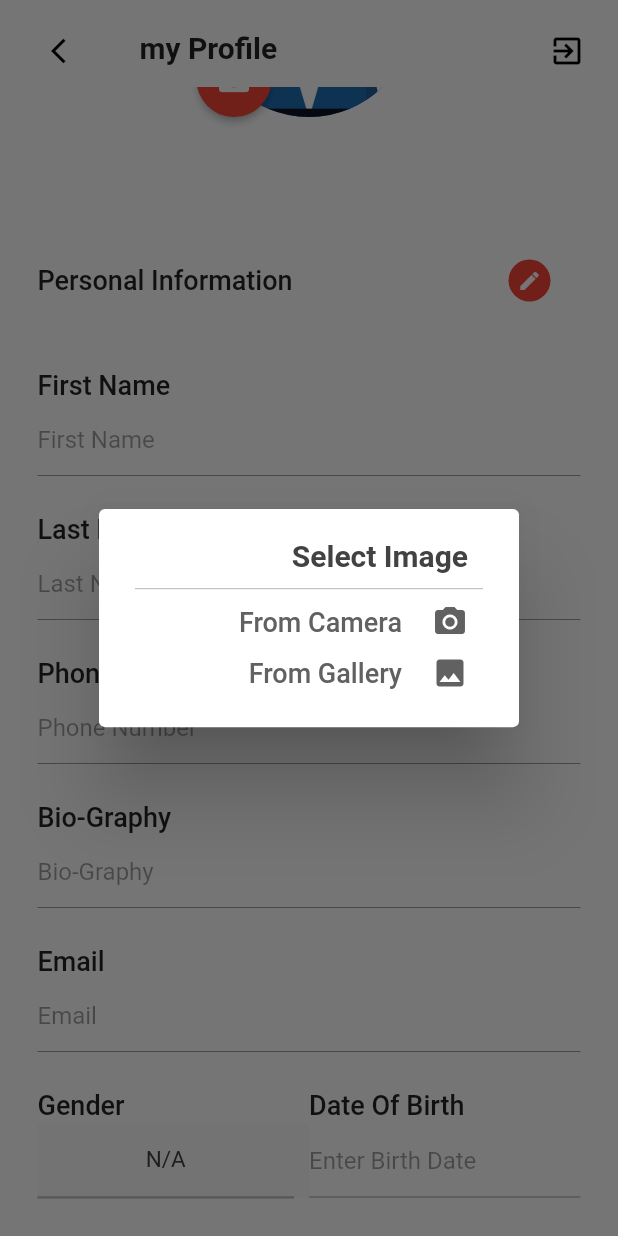
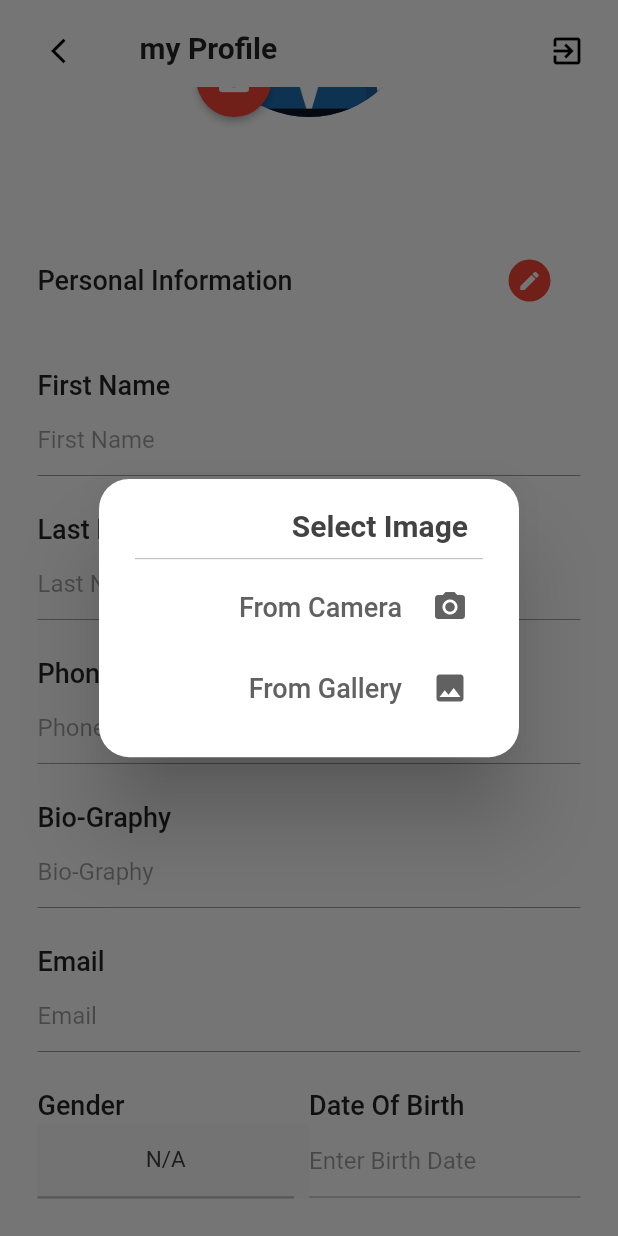
Before and after one commit to sinaziaee/LocatioBooker, a Flutter app: the PersonalInformation screen opened by its route, scrolled down 140 dp, after a tap on the "camera alt" icon, on a phone screen of 412 x 824 dp. Run offline on Flutter 3.47's test engine with Material 2 defaults, Android fonts, the phone set to English and light mode, and no system bars; our stand-ins replace awesome_dialog, csc_picker, dio, dotted_border, file_picker, flutter_map and 7 more; missing offline and left inert: flutter_absolute_path, image_picker_for_web, multi_image_picker, shared_preferences_web; accounts and stored records are empty; network calls fail.

Commit message:
fixed a few bugs in hosting, added navigator.pop in hosting screens

```diff
--- /dev/null
+++ b/lib/components/select_image_item.dart
@@ -0,0 +1,39 @@
+import 'package:flutter/cupertino.dart';
+import 'package:flutter/material.dart';
+
+import '../constants.dart';
+
+class SelectImageItem extends StatelessWidget {
+
+  final String text;
+  final IconData iconData;
+
+  SelectImageItem({this.text, this.iconData});
+
+  @override
+  Widget build(BuildContext context) {
+    return Container(
+      margin: EdgeInsets.only(right: 10, top: 10, bottom: 10),
+      decoration: BoxDecoration(
+        borderRadius: BorderRadius.circular(10),
+      ),
+      child: Row(
+        mainAxisAlignment: MainAxisAlignment.end,
+        children: [
+          Text(
+            '$text‌',
+            textDirection: TextDirection.rtl,
+            style: kBodyTextStyle.copyWith(color: Colors.grey[700]),
+          ),
+          SizedBox(
+            width: 20,
+          ),
+          Icon(
+            iconData,
+            color: Colors.grey[700],
+          ),
+        ],
+      ),
+    );
+  }
+}
--- a/lib/screens/home/components/home_item.dart
+++ b/lib/screens/home/components/home_item.dart
@@ -24,8 +24,8 @@ class HomePlaceItem extends StatelessWidget {
           onTapped(context, user, searchModel.villaId);
         },
         child: Container(
-          width: 220,
-          height: 220,
+          width: 260,
+          height: 250,
           margin: EdgeInsets.only(
             left: 20,
             right: 5,
--- a/lib/screens/hosting/00_hosing_screen.dart
+++ b/lib/screens/hosting/00_hosing_screen.dart
@@ -32,7 +32,7 @@ class _HostingScreenState extends State<HostingScreen> {
     // user.printUser();
     return Scaffold(
       backgroundColor: Colors.white,
-      appBar: StaticMethods.myAppBar('Hosting Screen', context),
+      appBar: StaticMethods.myAppBar('Hosting Screen', context, widget.user),
       body: SingleChildScrollView(
         child: Column(
           children: [
--- a/lib/screens/hosting/01_resort_type_screen.dart
+++ b/lib/screens/hosting/01_resort_type_screen.dart
@@ -24,7 +24,7 @@ class _ResortTypeScreenState extends State<ResortTypeScreen> {
   Widget build(BuildContext context) {
     size = MediaQuery.of(context).size;
     return Scaffold(
-      appBar: StaticMethods.myAppBar('Resort Type Screen', context),
+      appBar: StaticMethods.myAppBar('Resort Type Screen', context, widget.user),
       body: SingleChildScrollView(
         child: Column(
           children: [
--- a/lib/screens/hosting/02_resort_description_screen.dart
+++ b/lib/screens/hosting/02_resort_description_screen.dart
@@ -52,7 +52,7 @@ class _ResortDescriptionScreenState extends State<ResortDescriptionScreen> {
     node = FocusScope.of(context);
 
     return Scaffold(
-      appBar: StaticMethods.myAppBar('Resort Description Screen', context),
+      appBar: StaticMethods.myAppBar('Resort Description Screen', context, widget.user),
       body: SingleChildScrollView(
         child: Column(
           children: [
--- a/lib/screens/hosting/03_identification_screen.dart
+++ b/lib/screens/hosting/03_identification_screen.dart
@@ -37,7 +37,7 @@ class _ResortIdentificationScreenState
   Widget build(BuildContext context) {
     size = MediaQuery.of(context).size;
     return Scaffold(
-      appBar: StaticMethods.myAppBar('Resort Description Screen', context),
+      appBar: StaticMethods.myAppBar('Resort Description Screen', context, widget.user),
       body: SingleChildScrollView(
         child: Column(
           children: [
--- a/lib/screens/hosting/04_facilitation_screen.dart
+++ b/lib/screens/hosting/04_facilitation_screen.dart
@@ -57,7 +57,7 @@ class _FacilitationScreenState extends State<FacilitationScreen> {
   Widget build(BuildContext context) {
     size = MediaQuery.of(context).size;
     return Scaffold(
-      appBar: StaticMethods.myAppBar('Facilitation Screen', context),
+      appBar: StaticMethods.myAppBar('Facilitation Screen', context, widget.user),
       body: SingleChildScrollView(
         child: Column(
           children: [
--- a/lib/screens/hosting/05_place_address_screen.dart
+++ b/lib/screens/hosting/05_place_address_screen.dart
@@ -55,7 +55,7 @@ class _PlaceAddressScreenState extends State<PlaceAddressScreen> {
     size = MediaQuery.of(context).size;
     node = FocusScope.of(context);
     return Scaffold(
-      appBar: StaticMethods.myAppBar('Location Screen', context),
+      appBar: StaticMethods.myAppBar('Location Screen', context, widget.user),
       body: SingleChildScrollView(
         child: Column(
           crossAxisAlignment: CrossAxisAlignment.start,
--- a/lib/screens/hosting/07_identity_screen.dart
+++ b/lib/screens/hosting/07_identity_screen.dart
@@ -59,7 +59,7 @@ class _IdentityScreenState extends State<IdentityScreen> {
     size = MediaQuery.of(context).size;
     print(widget.imageIds);
     return Scaffold(
-      appBar: StaticMethods.myAppBar('Identity Screen', context),
+      appBar: StaticMethods.myAppBar('Identity Screen', context, widget.user),
       body: ModalProgressHUD(
         inAsyncCall: showSpinner,
         progressIndicator: kMyProgressIndicator,
@@ -247,6 +247,7 @@ class _IdentityScreenState extends State<IdentityScreen> {
           method: 'POST',
           headers: {
             HttpHeaders.authorizationHeader: widget.user.token,
+            // HttpHeaders.authorizationHeader: 'Token bab330f8321c61a9ba457fab4efc1b223c3f8731',
           },
           responseType: ResponseType.json // or ResponseType.JSON
           ),
@@ -296,6 +297,7 @@ class _IdentityScreenState extends State<IdentityScreen> {
           method: 'POST',
           headers: {
             HttpHeaders.authorizationHeader: widget.user.token,
+            // HttpHeaders.authorizationHeader: 'Token bab330f8321c61a9ba457fab4efc1b223c3f8731',
           },
           responseType: ResponseType.json // or ResponseType.JSON
           ),
@@ -393,6 +395,7 @@ class _IdentityScreenState extends State<IdentityScreen> {
         body: convert.jsonEncode(map),
         headers: {
           HttpHeaders.authorizationHeader: widget.user.token,
+          // HttpHeaders.authorizationHeader: 'Token bab330f8321c61a9ba457fab4efc1b223c3f8731',
           "Accept": "application/json",
           "content-type": "application/json",
         },
--- a/lib/screens/profile/personal_information_screen.dart
+++ b/lib/screens/profile/personal_information_screen.dart
@@ -19,7 +19,7 @@ import '../../static_methods.dart';
 import 'package:http/http.dart' as http;
 import 'dart:convert' as convert;
 import 'components/gender_alert.dart';
-
+import '../../components/select_image_item.dart';
 
 class PersonalInformation extends StatefulWidget {
   static String id = 'personal_page';
@@ -522,12 +522,72 @@ class _PersonalInformationState extends State<PersonalInformation> {
   }
 
   void onImageSelectPressed() {
-    showDialog(
-      context: context,
-      builder: (BuildContext context) {
-        return StaticMethods.myAlertDialog(selectFromCamera, selectFromGallery);
-      },
-    );
+    print('heeeeee');
+    // showDialog(
+    //   context: context,
+    //   builder: (BuildContext context) {
+    //     return StaticMethods.myAlertDialog(selectFromCamera, selectFromGallery);
+    //   },
+    // );
+    showDialog(context: context, builder: (BuildContext context){
+      return AlertDialog(
+        shape: RoundedRectangleBorder(
+          borderRadius: BorderRadius.circular(20),
+        ),
+        content: Column(
+          mainAxisSize: MainAxisSize.min,
+          children: [
+            Padding(
+              padding: EdgeInsets.only(right: 10),
+              child: Row(
+                mainAxisAlignment: MainAxisAlignment.end,
+                children: [
+                  Text(
+                    'Select Image',
+                    textDirection: TextDirection.rtl,
+                    style: kHeaderTextStyle.copyWith(color: Colors.grey[800]),
+                  ),
+                ],
+              ),
+            ),
+            SizedBox(
+              height: 10,
+            ),
+            Container(
+              height: 0.5,
+              width: double.infinity,
+              color: Colors.grey,
+            ),
+            SizedBox(
+              height: 10,
+            ),
+            InkWell(
+              onTap: () {
+                selectFromCamera();
+              },
+              borderRadius: BorderRadius.circular(10),
+              child: SelectImageItem(
+                text: 'From Camera',
+                iconData: Icons.camera_alt,
+              ),
+            ),
+            SizedBox(
+              height: 10,
+            ),
+            InkWell(
+              borderRadius: BorderRadius.circular(10),
+              onTap: () {
+                selectFromGallery();
+              },
+              child: SelectImageItem(
+                text: 'From Gallery',
+                iconData: Icons.insert_photo,
+              ),
+            ),
+          ],
+        ),
+      );
+    });
   }
 
   void onGenderDialogPressed() {
--- a/lib/static_methods.dart
+++ b/lib/static_methods.dart
@@ -7,6 +7,9 @@ import 'package:shared_preferences/shared_preferences.dart';
 import 'package:http/http.dart' as http;
 import 'dart:convert' as convert;
 import 'models/user.dart';
+import 'components/select_image_item.dart';
+import 'screens/home/home_screen.dart';
+import 'screens/hosting/00_hosing_screen.dart';
 
 class StaticMethods {
   static Future<void> saveToPreferences(User user) async {
@@ -149,6 +152,9 @@ class StaticMethods {
   static AlertDialog myAlertDialog(
       Function selectFromCamera, Function selectFromGallery) {
     return AlertDialog(
+      shape: RoundedRectangleBorder(
+        borderRadius: BorderRadius.circular(20),
+      ),
       content: Column(
         mainAxisSize: MainAxisSize.min,
         children: [
@@ -180,53 +186,23 @@ class StaticMethods {
             onTap: () {
               selectFromCamera();
             },
-            child: Padding(
-              padding: EdgeInsets.only(right: 10),
-              child: Row(
-                mainAxisAlignment: MainAxisAlignment.end,
-                children: [
-                  Text(
-                    'From Camera‌',
-                    textDirection: TextDirection.rtl,
-                    style: kBodyTextStyle.copyWith(color: Colors.grey[700]),
-                  ),
-                  SizedBox(
-                    width: 20,
-                  ),
-                  Icon(
-                    Icons.camera_alt,
-                    color: Colors.grey[700],
-                  ),
-                ],
-              ),
+            borderRadius: BorderRadius.circular(10),
+            child: SelectImageItem(
+              text: 'From Camera',
+              iconData: Icons.camera_alt,
             ),
           ),
           SizedBox(
             height: 10,
           ),
           InkWell(
+            borderRadius: BorderRadius.circular(10),
             onTap: () {
               selectFromGallery();
             },
-            child: Padding(
-              padding: EdgeInsets.only(right: 10),
-              child: Row(
-                mainAxisAlignment: MainAxisAlignment.end,
-                children: [
-                  Text(
-                    'From Gallery',
-                    textDirection: TextDirection.rtl,
-                    style: kBodyTextStyle.copyWith(color: Colors.grey[700]),
-                  ),
-                  SizedBox(
-                    width: 20,
-                  ),
-                  Icon(
-                    Icons.insert_photo,
-                    color: Colors.grey[700],
-                  ),
-                ],
-              ),
+            child: SelectImageItem(
+              text: 'From Gallery',
+              iconData: Icons.insert_photo,
             ),
           ),
         ],
@@ -234,7 +210,7 @@ class StaticMethods {
     );
   }
 
-  static PreferredSize myAppBar(String text, BuildContext context) {
+  static PreferredSize myAppBar(String text, BuildContext context, User user) {
     return PreferredSize(
       child: Container(
         decoration: kCustomAppBarDecoration,
@@ -266,7 +242,37 @@ class StaticMethods {
                 ),
               ),
               Spacer(
-                flex: 3,
+                flex: 2,
+              ),
+              IconButton(
+                icon: Icon(
+                  Icons.clear,
+                  color: Colors.white,
+                  size: 30,
+                ),
+                onPressed: () {
+                  // Navigator.pushAndRemoveUntil(
+                  //   context,
+                  //   MaterialPageRoute(
+                  //     builder: (context) => HostingScreen(user),
+                  //   ),
+                  //       (route) => false,
+                  // );
+                  Navigator.pushNamedAndRemoveUntil(
+                    context,
+                    HomeScreen.id,
+                    (route) => false,
+                    arguments: {
+                      'user': user,
+                    },
+                  );
+                  Navigator.push(
+                    context,
+                    MaterialPageRoute(
+                      builder: (context) => HostingScreen(user),
+                    ),
+                  );
+                },
               ),
             ],
           ),
```
Also changed, not shown: lib/screens/home/search_profile_screen.dart (+2 -8 lines), lib/screens/hosting/06_gallery_screen.dart (+23 -4 lines), 1 other file.
